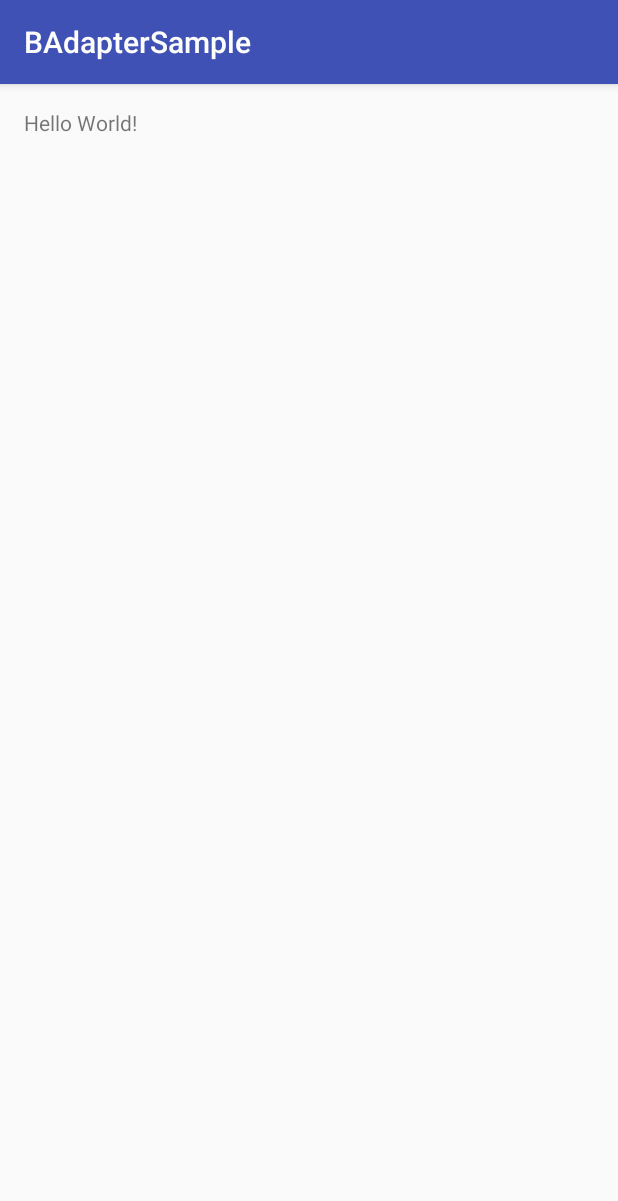
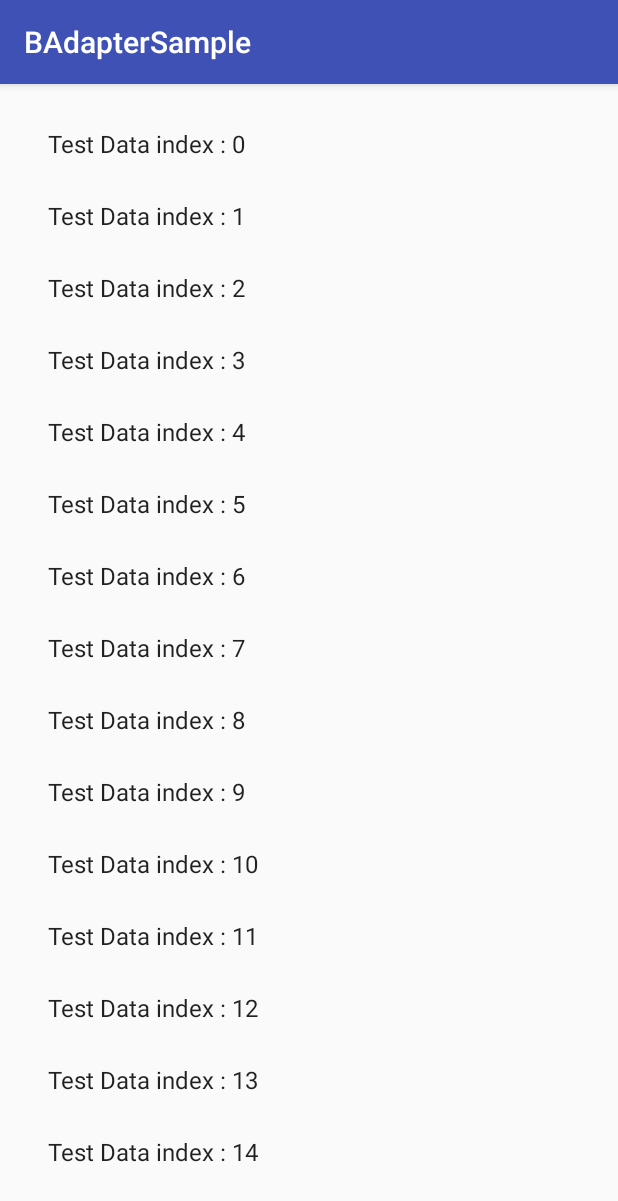
Before and after one commit to BiaoWu/BAdapter, an Android app: the screen it shows after launch (MainActivity), on a phone screen of 412 x 824 dp. Shown: the top 1201 px of the screen. Run offline under Robolectric (Android 15) with nearby library versions, the light colour scheme and no system bars.

Commit message:
first draft of ViewHolderManager

```diff
--- a/core/src/main/java/com/biao/badapter/BAdapter.java
+++ b/core/src/main/java/com/biao/badapter/BAdapter.java
@@ -65,20 +65,26 @@ public class BAdapter extends RecyclerView.Adapter<BViewHolder> {
 
   public static class Builder {
     private DataSource dataSource;
-    private ViewHolderManager viewHolderManager;
+    private ItemDelegate itemDelegate;
 
     public Builder dataSource(DataSource dataSource) {
       this.dataSource = dataSource;
       return this;
     }
 
-    public Builder viewHolderManager(ViewHolderManager viewHolderManager) {
-      this.viewHolderManager = viewHolderManager;
+    public Builder itemDelegate(ItemDelegate itemDelegate) {
+      this.itemDelegate = itemDelegate;
       return this;
     }
 
     public BAdapter build() {
-      //// TODO: 16/7/22 默认实现
+      if (dataSource == null) {
+        dataSource = new BDataSource();
+      }
+
+      ItemDelegate itemDelegate = checkNotNull(this.itemDelegate, "itemDelegate cannot be null!");
+
+      ViewHolderManager viewHolderManager = new BViewHolderManager(dataSource, itemDelegate);
 
       return new BAdapter(dataSource, viewHolderManager);
     }
--- /dev/null
+++ b/core/src/main/java/com/biao/badapter/BViewHolderManager.java
@@ -0,0 +1,48 @@
+/*
+ * Copyright (C) 2016 BiaoWu
+ *
+ * Licensed under the Apache License, Version 2.0 (the "License");
+ * you may not use this file except in compliance with the License.
+ * You may obtain a copy of the License at
+ *
+ *      http://www.apache.org/licenses/LICENSE-2.0
+ *
+ * Unless required by applicable law or agreed to in writing, software
+ * distributed under the License is distributed on an "AS IS" BASIS,
+ * WITHOUT WARRANTIES OR CONDITIONS OF ANY KIND, either express or implied.
+ * See the License for the specific language governing permissions and
+ * limitations under the License.
+ */
+package com.biao.badapter;
+
+import android.view.LayoutInflater;
+import android.view.ViewGroup;
+
+/**
+ * implement of {@link ViewHolderManager}
+ *
+ * @author biaowu.
+ */
+/* package */class BViewHolderManager implements ViewHolderManager {
+  private DataSource dataSource;
+  private ItemDelegate itemDelegate;
+
+  /* package */BViewHolderManager(DataSource dataSource, ItemDelegate itemDelegate) {
+    this.dataSource = dataSource;
+    this.itemDelegate = itemDelegate;
+  }
+
+  @Override public BViewHolder onCreateViewHolder(ViewGroup parent, int viewType) {
+    return itemDelegate.onCreateViewHolder(LayoutInflater.from(parent.getContext()), parent);
+  }
+
+  @SuppressWarnings("unchecked") @Override
+  public void onBindViewHolder(BViewHolder holder, int position) {
+    itemDelegate.onBind(holder, dataSource.get(position));
+  }
+
+  @Override public int getItemViewType(int position) {
+    //// TODO: 16/7/23 multi type
+    return 0;
+  }
+}
--- /dev/null
+++ b/core/src/main/java/com/biao/badapter/ItemDelegate.java
@@ -0,0 +1,23 @@
+package com.biao.badapter;
+
+import android.view.LayoutInflater;
+import android.view.ViewGroup;
+
+/**
+ * User Interface
+ *
+ * {@link BAdapter.Builder#itemDelegate(ItemDelegate)}
+ * <pre>
+ *       BAdapter adapter = BAdapter.builder()
+ *          .itemDelegate(itemDelegate)
+ *          //...
+ *          .build();
+ * </pre>
+ *
+ * @author biaowu.
+ */
+public interface ItemDelegate<Data> {
+  BViewHolder onCreateViewHolder(LayoutInflater inflater, ViewGroup parent);
+
+  void onBind(BViewHolder holder, Data data);
+}
--- a/sample/src/main/java/com/biao/badapter/sample/MainActivity.java
+++ b/sample/src/main/java/com/biao/badapter/sample/MainActivity.java
@@ -2,11 +2,48 @@ package com.biao.badapter.sample;
 
 import android.support.v7.app.AppCompatActivity;
 import android.os.Bundle;
+import android.support.v7.widget.LinearLayoutManager;
+import android.support.v7.widget.RecyclerView;
+import android.view.LayoutInflater;
+import android.view.View;
+import android.view.ViewGroup;
+import android.widget.TextView;
+import com.biao.badapter.BAdapter;
+import com.biao.badapter.BDataSource;
+import com.biao.badapter.BViewHolder;
+import com.biao.badapter.ItemDelegate;
 
 public class MainActivity extends AppCompatActivity {
 
   @Override protected void onCreate(Bundle savedInstanceState) {
     super.onCreate(savedInstanceState);
     setContentView(R.layout.activity_main);
+
+    RecyclerView recyclerView = (RecyclerView) findViewById(R.id.rv);
+    recyclerView.setLayoutManager(new LinearLayoutManager(this));
+
+    BDataSource<String> dataSource = new BDataSource<>();
+    for (int i = 0; i < 30; i++) {
+      dataSource.add("Test Data index : " + i);
+    }
+
+    ItemDelegate<String> itemDelegate = new ItemDelegate<String>() {
+      @Override public BViewHolder onCreateViewHolder(LayoutInflater inflater, ViewGroup parent) {
+        View itemView = inflater.inflate(android.R.layout.simple_list_item_1, parent, false);
+        return new BViewHolder(itemView);
+      }
+
+      @Override public void onBind(BViewHolder holder, String s) {
+        TextView textView = (TextView) holder.itemView.findViewById(android.R.id.text1);
+        textView.setText(s);
+      }
+    };
+
+    BAdapter adapter = BAdapter.builder()
+        .dataSource(dataSource)
+        .itemDelegate(itemDelegate)
+        .build();
+
+    recyclerView.setAdapter(adapter);
   }
 }
--- a/sample/src/main/res/layout/activity_main.xml
+++ b/sample/src/main/res/layout/activity_main.xml
@@ -1,7 +1,8 @@
 <?xml version="1.0" encoding="utf-8"?>
-<RelativeLayout
+<android.support.v7.widget.RecyclerView
     xmlns:android="http://schemas.android.com/apk/res/android"
     xmlns:tools="http://schemas.android.com/tools"
+    android:id="@+id/rv"
     android:layout_width="match_parent"
     android:layout_height="match_parent"
     android:paddingBottom="@dimen/activity_vertical_margin"
@@ -9,11 +10,4 @@
     android:paddingRight="@dimen/activity_horizontal_margin"
     android:paddingTop="@dimen/activity_vertical_margin"
     tools:context="com.biao.badapter.sample.MainActivity"
-    >
-
-  <TextView
-      android:layout_width="wrap_content"
-      android:layout_height="wrap_content"
-      android:text="Hello World!"
-      />
-</RelativeLayout>
+    />
```
